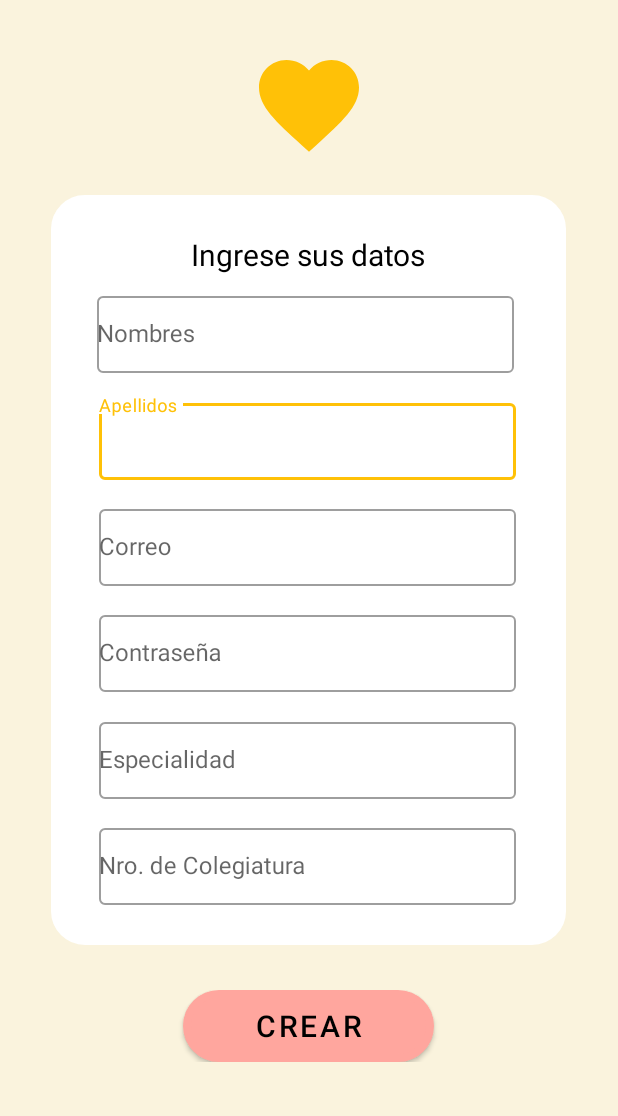
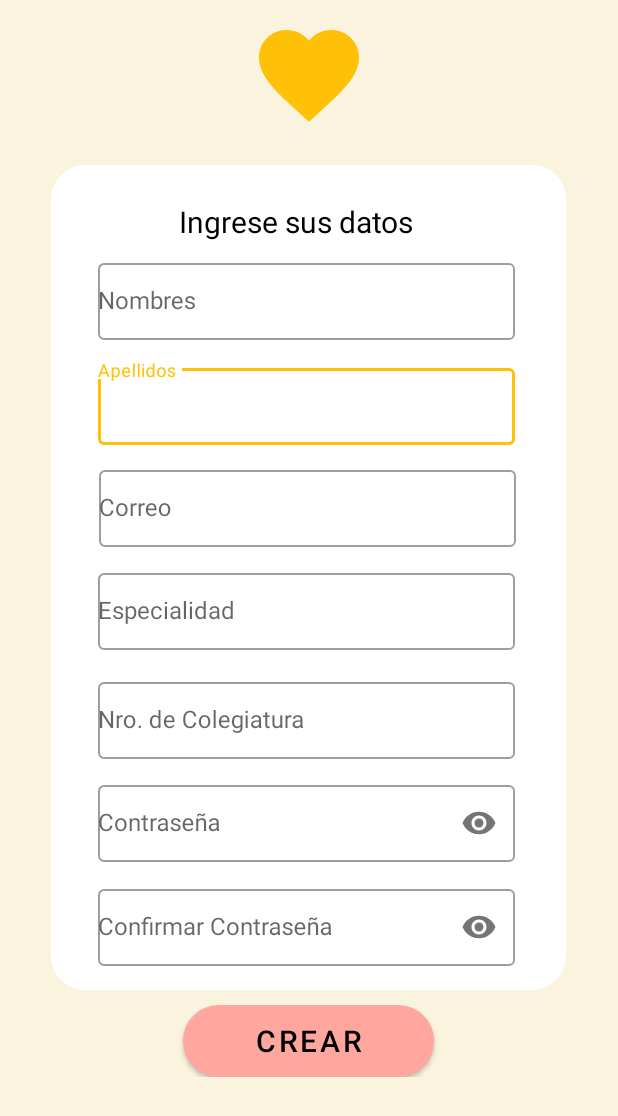
Before and after one commit to fakker19/WeCare_FrontEnd, an Android app: the RegisterActivity2 screen opened directly, with no data from a screen before it, on a phone screen of 412 x 824 dp. Shown: the top 1116 px of the screen. Run offline under Robolectric (Android 15) with nearby library versions, the phone set to English and light mode, and no system bars.

Commit message:
Registers of users in Kotlin and XML

```diff
--- a/app/src/main/java/com/example/wecareapp/model/Patient.kt
+++ b/app/src/main/java/com/example/wecareapp/model/Patient.kt
@@ -1,10 +1,11 @@
 package com.example.wecareapp.model
 
-data class Patient (
+data class Patient(
     val Firstname: String,
     val Lastname: String,
     val Email: String,
     val Password: String,
+    val ConfirPassowrd: String,
 )
 data class PatientResponse(
     val patientId : Int,
--- a/app/src/main/java/com/example/wecareapp/services/RetroServiceInterface.kt
+++ b/app/src/main/java/com/example/wecareapp/services/RetroServiceInterface.kt
@@ -1,5 +1,6 @@
 package com.example.wecareapp.services
 
+import android.text.AutoText
 import com.example.wecareapp.model.*
 import retrofit2.Call
 import retrofit2.http.*
@@ -29,10 +30,16 @@ interface RetroServiceInterface {
     fun createEvent(@Body params: Event): Call<EventResponse>
 
     @GET("events/today/{user_id}")
-    @Headers("Accept:application/json", "Content-Type:application/json"/*,
+    @Headers(   "Accept:application/json", "Content-Type:application/json"/*,
         "Authorization: Bearer 73668350bdf06c66f3388408c1a712b378c3e25da599753b21b664a6261e246c"*/)
-    fun getEventList (@Path("user_id") user_id:String): Call<List<EventGet>>
+    fun getEventList (): Call<List<EventGet>>
 
+    @GET("users")
+    @Headers(   "Accept:application/json", "Content-Type:application/json",
+        "Authorization: Bearer 73668350bdf06c66f3388408c1a712b378c3e25da599753b21b664a6261e246c")
+    fun getUsersList(): Call<UserList> //getuserslist
 
-
+    @GET("users")
+    @Headers(   "Accept:application/json", "Content-Type:application/json")
+    fun searchUsers(@Query("name") searchText: String): Call<UserList>
 }
--- a/app/src/main/res/layout/activity_main.xml
+++ b/app/src/main/res/layout/activity_main.xml
@@ -18,7 +18,7 @@
             android:layout_marginBottom="90dp"
             android:orientation="vertical">
 
-           </LinearLayout>
+        </LinearLayout>
         <LinearLayout
             android:layout_width="match_parent"
             android:layout_height="wrap_content"
@@ -116,6 +116,7 @@
                     android:textSize="16dp"
                     android:layout_height="51dp"
                     android:hint="Correo" />
+
             </com.google.android.material.textfield.TextInputLayout>
 
 
@@ -131,6 +132,7 @@
                 app:layout_constraintHorizontal_bias="0.491"
                 app:layout_constraintStart_toStartOf="@+id/login_box"
                 app:layout_constraintTop_toTopOf="parent"
+                app:passwordToggleEnabled="true"
                 app:layout_constraintVertical_bias="0.700">
 
                 <AutoCompleteTextView
@@ -138,6 +140,8 @@
                     android:layout_width="278dp"
                     android:textSize="16dp"
                     android:layout_height="51dp"
+                    android:inputType="textPassword"
+                    android:textColor="@color/black"
                     android:hint="Contraseña" />
             </com.google.android.material.textfield.TextInputLayout>
 
--- a/app/src/main/res/layout/activity_register2.xml
+++ b/app/src/main/res/layout/activity_register2.xml
@@ -17,7 +17,7 @@
         <LinearLayout
             android:layout_width="match_parent"
             android:layout_height="wrap_content"
-            android:layout_marginBottom="30dp"
+            android:layout_marginBottom="10dp"
             android:orientation="vertical">
 
         </LinearLayout>
@@ -34,7 +34,7 @@
             <ImageView
                 android:id="@+id/imageView2"
                 android:layout_width="match_parent"
-                android:layout_height="wrap_content"
+                android:layout_height="match_parent"
                 app:srcCompat="@drawable/ic_fav" />
         </LinearLayout>
 
@@ -59,7 +59,7 @@
             <View
                 android:id="@+id/login_box"
                 android:layout_width="343dp"
-                android:layout_height="500dp"
+                android:layout_height="550dp"
                 android:layout_gravity="center"
 
                 android:background="@drawable/color"
@@ -69,6 +69,7 @@
                 app:layout_constraintEnd_toEndOf="parent"
                 app:layout_constraintStart_toStartOf="parent"
                 app:layout_constraintTop_toTopOf="parent" />
+
 
             <TextView
 
@@ -84,13 +85,35 @@
                 android:textSize="20dp"
                 app:layout_constraintBottom_toBottomOf="parent"
                 app:layout_constraintEnd_toEndOf="parent"
+                app:layout_constraintHorizontal_bias="0.4"
                 app:layout_constraintStart_toStartOf="parent"
                 app:layout_constraintTop_toTopOf="parent"
-                app:layout_constraintVertical_bias="0.005" />
+                app:layout_constraintVertical_bias="0.0" />
 
             <com.google.android.material.textfield.TextInputLayout
+                android:id="@+id/ti_apellidos"
                 style="@style/Widget.MaterialComponents.TextInputLayout.OutlinedBox"
-                android:id="@+id/ti_apellidos"
+                android:layout_width="281dp"
+                android:layout_height="wrap_content"
+                android:layout_marginStart="3dp"
+                app:layout_constraintBottom_toBottomOf="parent"
+                app:layout_constraintEnd_toEndOf="@+id/login_box"
+                app:layout_constraintHorizontal_bias="0.474"
+                app:layout_constraintStart_toStartOf="@+id/login_box"
+                app:layout_constraintTop_toTopOf="parent"
+                app:layout_constraintVertical_bias="0.263">
+
+                <AutoCompleteTextView
+                    android:id="@+id/tv_apellido1"
+                    android:layout_width="278dp"
+                    android:layout_height="51dp"
+                    android:hint="Apellidos"
+                    android:textSize="16dp" />
+            </com.google.android.material.textfield.TextInputLayout>
+
+            <com.google.android.material.textfield.TextInputLayout
+                android:id="@+id/ti_correo"
+                style="@style/Widget.MaterialComponents.TextInputLayout.OutlinedBox"
                 android:layout_width="281dp"
                 android:layout_height="wrap_content"
                 android:layout_marginStart="3dp"
@@ -99,126 +122,128 @@
                 app:layout_constraintHorizontal_bias="0.491"
                 app:layout_constraintStart_toStartOf="@+id/login_box"
                 app:layout_constraintTop_toTopOf="parent"
-                app:layout_constraintVertical_bias="0.300">
-
-                <AutoCompleteTextView
-                    android:id="@+id/tv_apellido1"
-                    android:layout_width="278dp"
-                    android:textSize="16dp"
-                    android:layout_height="51dp"
-                    android:hint="Apellidos" />
-            </com.google.android.material.textfield.TextInputLayout>
-
-
-
-
-            <com.google.android.material.textfield.TextInputLayout
-                style="@style/Widget.MaterialComponents.TextInputLayout.OutlinedBox"
-                android:id="@+id/ti_correo"
-                android:layout_width="281dp"
-                android:layout_height="wrap_content"
-                android:layout_marginStart="3dp"
-                app:layout_constraintBottom_toBottomOf="parent"
-                app:layout_constraintEnd_toEndOf="@+id/login_box"
-                app:layout_constraintHorizontal_bias="0.491"
-                app:layout_constraintStart_toStartOf="@+id/login_box"
-                app:layout_constraintTop_toTopOf="parent"
-                app:layout_constraintVertical_bias="0.460">
+                app:layout_constraintVertical_bias="0.402">
 
                 <AutoCompleteTextView
                     android:id="@+id/tv_correo1"
                     android:layout_width="278dp"
                     android:layout_height="51dp"
                     android:hint="Correo"
+                    android:inputType="textEmailAddress"
                     android:textSize="16dp" />
             </com.google.android.material.textfield.TextInputLayout>
 
             <com.google.android.material.textfield.TextInputLayout
+                android:id="@+id/ti_contra"
                 style="@style/Widget.MaterialComponents.TextInputLayout.OutlinedBox"
-                android:id="@+id/ti_contra"
                 android:layout_width="281dp"
                 android:layout_height="wrap_content"
                 android:layout_marginStart="3dp"
                 app:layout_constraintBottom_toBottomOf="parent"
                 app:layout_constraintEnd_toEndOf="@+id/login_box"
-                app:layout_constraintHorizontal_bias="0.491"
+                app:layout_constraintHorizontal_bias="0.474"
                 app:layout_constraintStart_toStartOf="@+id/login_box"
                 app:layout_constraintTop_toTopOf="parent"
-                app:layout_constraintVertical_bias="0.780">
+                app:layout_constraintVertical_bias="0.688">
 
                 <AutoCompleteTextView
                     android:id="@+id/tv_especialidad"
                     android:layout_width="278dp"
-                    android:textSize="16dp"
                     android:layout_height="51dp"
-                    android:hint="Especialidad"></AutoCompleteTextView>
+                    android:hint="Nro. de Colegiatura"
+                    android:textSize="16dp"></AutoCompleteTextView>
 
             </com.google.android.material.textfield.TextInputLayout>
 
             <com.google.android.material.textfield.TextInputLayout
+                android:id="@+id/ti_contra2"
                 style="@style/Widget.MaterialComponents.TextInputLayout.OutlinedBox"
-                android:id="@+id/ti_contra2"
                 android:layout_width="281dp"
                 android:layout_height="wrap_content"
                 android:layout_marginStart="3dp"
                 app:layout_constraintBottom_toBottomOf="parent"
                 app:layout_constraintEnd_toEndOf="@+id/login_box"
-                app:layout_constraintHorizontal_bias="0.491"
+                app:layout_constraintHorizontal_bias="0.474"
                 app:layout_constraintStart_toStartOf="@+id/login_box"
                 app:layout_constraintTop_toTopOf="parent"
-                app:layout_constraintVertical_bias="0.940">
+                app:passwordToggleEnabled="true"
+                app:layout_constraintVertical_bias="0.827">
 
                 <AutoCompleteTextView
                     android:id="@+id/tv_nro_colegiatura"
                     android:layout_width="278dp"
-                    android:textSize="16dp"
                     android:layout_height="51dp"
-                    android:hint="Nro. de Colegiatura"></AutoCompleteTextView>
+                    android:hint="Contraseña"
+                    android:inputType="textPassword"
+                    android:textSize="16dp"></AutoCompleteTextView>
 
             </com.google.android.material.textfield.TextInputLayout>
+
             <com.google.android.material.textfield.TextInputLayout
+                android:id="@+id/ti_confirmar_contraseña"
                 style="@style/Widget.MaterialComponents.TextInputLayout.OutlinedBox"
+                android:layout_width="281dp"
+                android:layout_height="wrap_content"
+                android:layout_marginStart="3dp"
+                app:layout_constraintBottom_toBottomOf="parent"
+                app:layout_constraintEnd_toEndOf="@+id/login_box"
+                app:layout_constraintHorizontal_bias="0.474"
+                app:layout_constraintStart_toStartOf="@+id/login_box"
+                app:layout_constraintTop_toTopOf="parent"
+                app:passwordToggleEnabled="true"
+                app:layout_constraintVertical_bias="0.967">
+
+                <AutoCompleteTextView
+                    android:id="@+id/tv_confirm_password"
+                    android:layout_width="278dp"
+                    android:layout_height="51dp"
+                    android:hint="Confirmar Contraseña"
+                    android:inputType="textPassword"
+                    android:textSize="16dp"></AutoCompleteTextView>
+
+            </com.google.android.material.textfield.TextInputLayout>
+
+            <com.google.android.material.textfield.TextInputLayout
                 android:id="@+id/ti_nombre"
+                style="@style/Widget.MaterialComponents.TextInputLayout.OutlinedBox"
                 android:layout_width="281dp"
                 android:layout_height="wrap_content"
                 app:layout_constraintBottom_toBottomOf="parent"
                 app:layout_constraintEnd_toEndOf="@+id/login_box"
-                app:layout_constraintHorizontal_bias="0.491"
                 app:layout_constraintStart_toStartOf="@+id/login_box"
                 app:layout_constraintTop_toTopOf="parent"
-                app:layout_constraintVertical_bias="0.140">
+                app:layout_constraintVertical_bias="0.121">
 
                 <AutoCompleteTextView
                     android:id="@+id/tv_nombre1"
                     android:layout_width="278dp"
                     android:layout_height="51dp"
-                    android:textSize="16dp"
-                    android:hint="Nombres" />
+                    android:hint="Nombres"
+                    android:textSize="16dp" />
             </com.google.android.material.textfield.TextInputLayout>
 
             <com.google.android.material.textfield.TextInputLayout
+                android:id="@+id/ti_contra1"
                 style="@style/Widget.MaterialComponents.TextInputLayout.OutlinedBox"
-                android:id="@+id/ti_contra1"
                 android:layout_width="281dp"
                 android:layout_height="wrap_content"
                 android:layout_marginStart="3dp"
                 app:layout_constraintBottom_toBottomOf="parent"
                 app:layout_constraintEnd_toEndOf="@+id/login_box"
-                app:layout_constraintHorizontal_bias="0.491"
+                app:layout_constraintHorizontal_bias="0.474"
                 app:layout_constraintStart_toStartOf="@+id/login_box"
                 app:layout_constraintTop_toTopOf="parent"
-                app:layout_constraintVertical_bias="0.620">
+                app:layout_constraintVertical_bias="0.54">
 
                 <AutoCompleteTextView
                     android:id="@+id/tv_contraseña1"
                     android:layout_width="278dp"
-                    android:textSize="16dp"
                     android:layout_height="51dp"
-                    android:hint="Contraseña"></AutoCompleteTextView>
+                    android:hint="Especialidad"
+                    android:textSize="16dp"></AutoCompleteTextView>
 
 
             </com.google.android.material.textfield.TextInputLayout>
-
 
 
         </androidx.constraintlayout.widget.ConstraintLayout>
@@ -228,7 +253,7 @@
         <LinearLayout
             android:layout_width="match_parent"
             android:layout_height="wrap_content"
-            android:layout_marginTop="30dp"
+            android:layout_marginTop="10dp"
             android:orientation="vertical"
             >
 
@@ -237,13 +262,11 @@
                 android:layout_width="167dp"
                 android:layout_height="wrap_content"
                 android:layout_gravity="center"
-                app:backgroundTint="#FFA69E"
                 android:background="@drawable/loginbutton"
                 android:text="Crear"
                 android:textColor="#000"
-                android:textSize="20dp" />
-
-
+                android:textSize="20dp"
+                app:backgroundTint="#FFA69E" />
 
 
         </LinearLayout>
```
Also changed, not shown: app/src/main/java/com/example/wecareapp/FeelingFragment.kt (+6 -5 lines), app/src/main/java/com/example/wecareapp/MainActivity.kt (+13 -10 lines), app/src/main/java/com/example/wecareapp/RegisterActivity1.kt (+34 -14 lines), app/src/main/java/com/example/wecareapp/RegisterActivity2.kt (+51 -13 lines), app/src/main/java/com/example/wecareapp/model/Specialist.kt (+4 -3 lines), app/src/main/java/com/example/wecareapp/model/User.kt (+6 -2 lines), app/src/main/java/com/example/wecareapp/recyclerview/RecyclerViewAdapter.kt (+13 -13 lines), app/src/main/java/com/example/wecareapp/viewmodel/GetEventsVM.kt (+31 -10 lines), app/src/main/res/layout/activity_register1.xml (+63 -39 lines).
